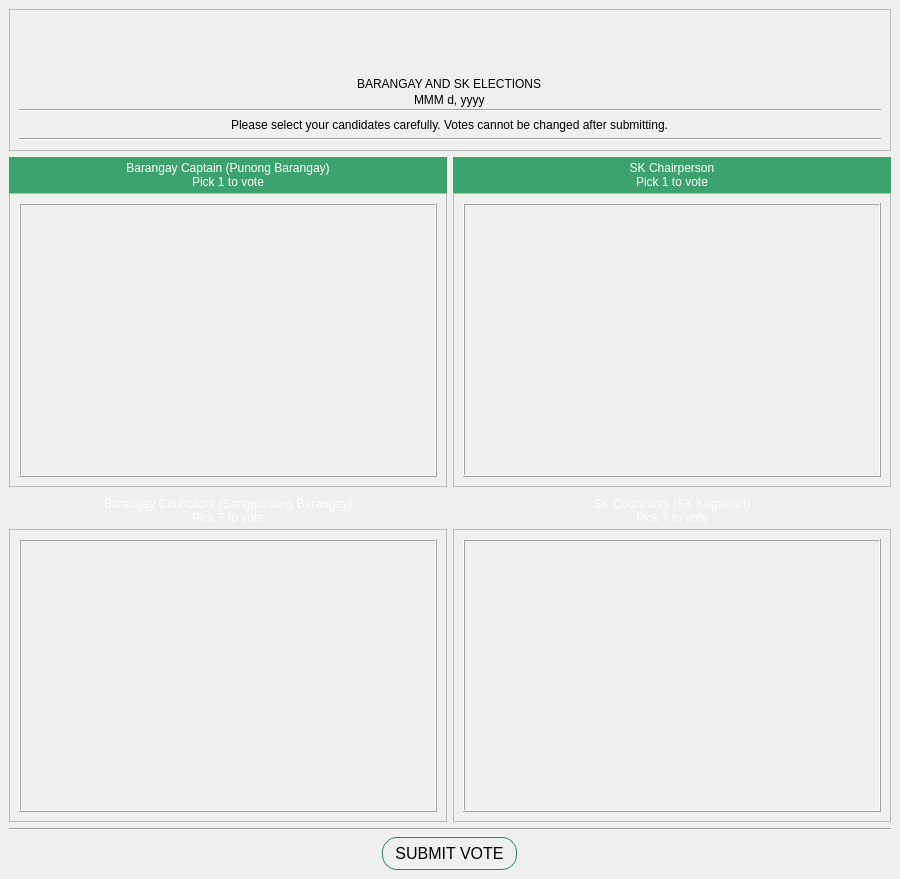
Above: VVM/vvm.ui from GuisadongManok/PolliTech-VVM before the change. Below: the same form after it.
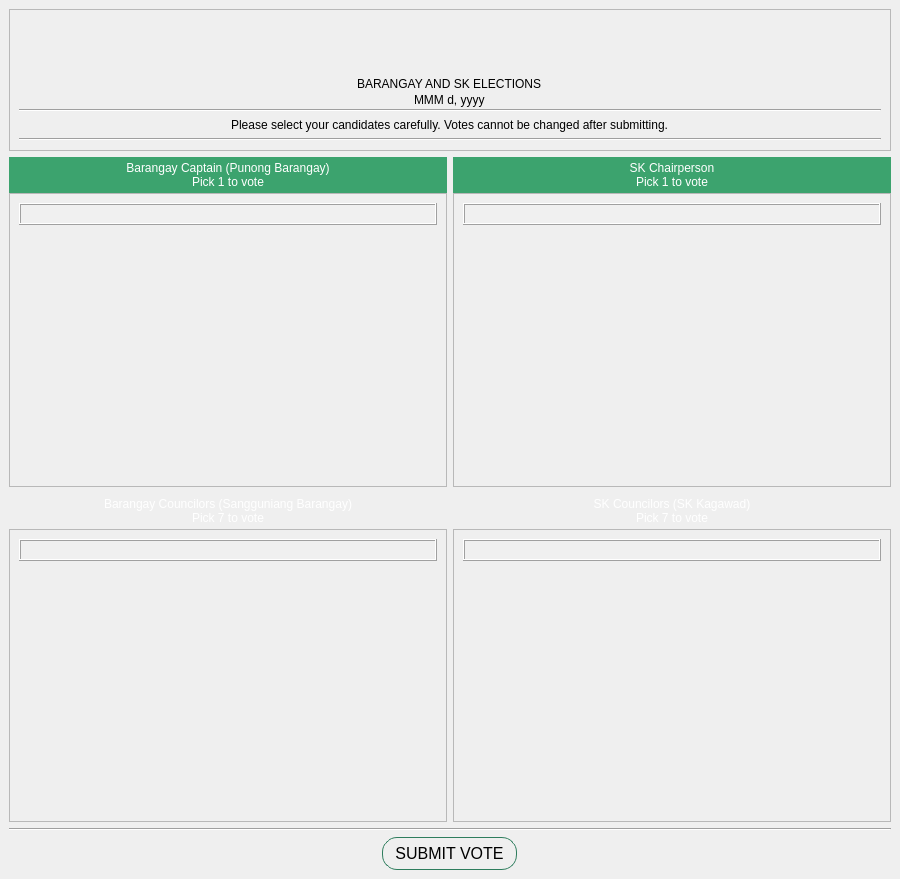
That is the form after the change. Icons and pictures are not drawn.

What changed in the file:
```diff
--- a/VVM/vvm.ui
+++ b/VVM/vvm.ui
@@ -187,7 +187,7 @@
           </rect>
          </property>
          <layout class="QGridLayout" name="gridLayout">
-          <item row="0" column="0">
+          <item row="0" column="0" alignment="Qt::AlignmentFlag::AlignTop">
            <widget class="QFrame" name="frame_cap">
             <property name="styleSheet">
              <string notr="true">QFrame {
@@ -252,7 +252,7 @@
           </rect>
          </property>
          <layout class="QGridLayout" name="gridLayout_4">
-          <item row="0" column="0">
+          <item row="0" column="0" alignment="Qt::AlignmentFlag::AlignTop">
            <widget class="QFrame" name="frame_skchair">
             <property name="styleSheet">
              <string notr="true">QFrame {
@@ -321,7 +321,7 @@
           </rect>
          </property>
          <layout class="QGridLayout" name="gridLayout_3">
-          <item row="0" column="0">
+          <item row="0" column="0" alignment="Qt::AlignmentFlag::AlignTop">
            <widget class="QFrame" name="frame_councilors">
             <property name="styleSheet">
              <string notr="true">QFrame {
@@ -390,7 +390,7 @@
           </rect>
          </property>
          <layout class="QGridLayout" name="gridLayout_6">
-          <item row="0" column="0">
+          <item row="0" column="0" alignment="Qt::AlignmentFlag::AlignTop">
            <widget class="QFrame" name="frame_skcouncilors">
             <property name="styleSheet">
              <string notr="true">QFrame {
```
Left out of the diff: 2 changed lines with no effect on the pictures.
